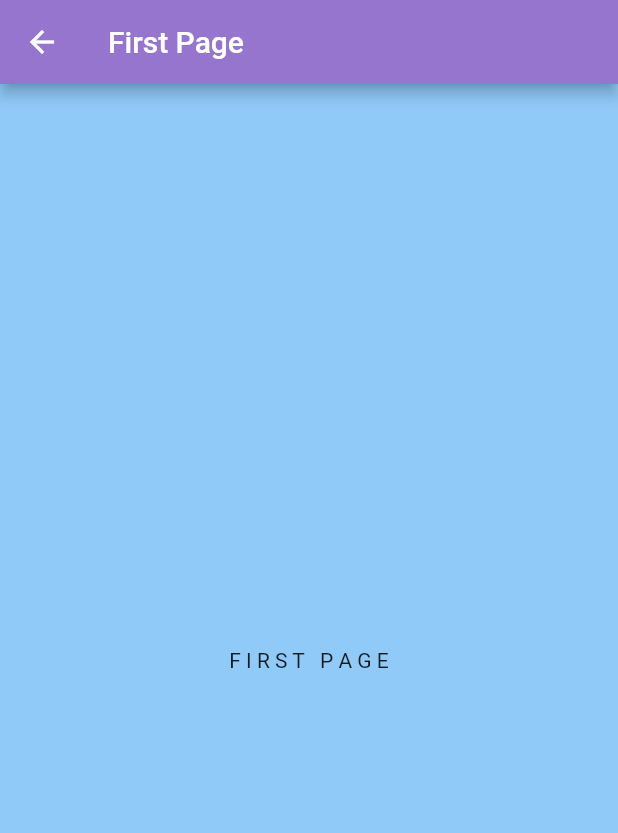
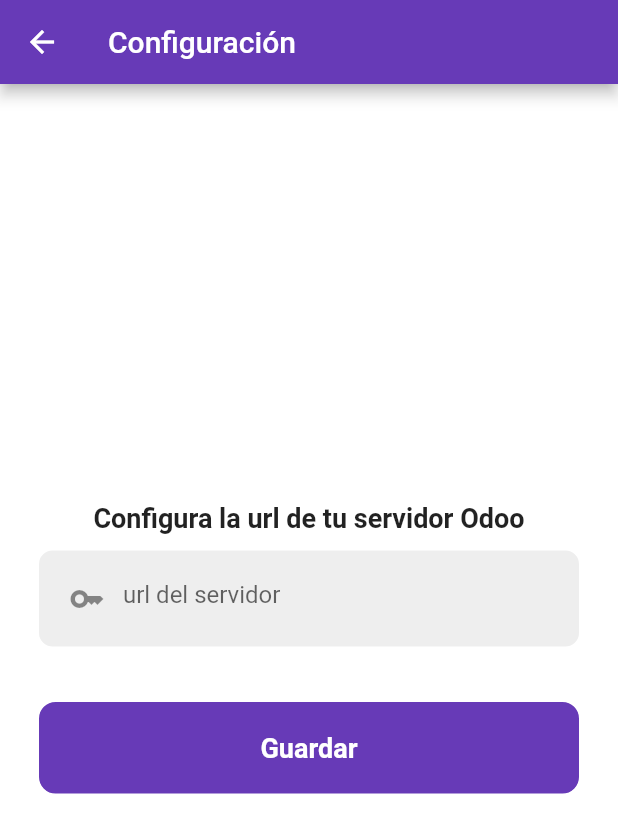
Before and after one commit to falconsoft3d/app_odoo_sga, a Flutter app: the FirstPage screen opened directly, on a phone screen of 412 x 824 dp. Shown: the top 833 px of the screen. Run offline on Flutter 3.47's test engine with Material 2 defaults, Android fonts, the phone set to English and light mode, and no system bars.

Commit message:
Creando página de configuracion

```diff
--- /dev/null
+++ b/lib/config_page.dart
@@ -0,0 +1,86 @@
+import 'package:flutter/material.dart';
+
+class FirstPage extends StatelessWidget {
+
+  const FirstPage({Key? key}) : super(key: key);
+
+  @override
+  Widget build(BuildContext context) {
+    return  Scaffold(
+      appBar: AppBar(
+        title: const Text('Configuración'),
+        backgroundColor: Colors.deepPurple,
+      ),
+      backgroundColor: Colors.white,
+      body: SafeArea(
+         child: Center(
+           child: SingleChildScrollView(
+              child: Column(
+                mainAxisAlignment: MainAxisAlignment.center,
+                 children: [
+                    const SizedBox(height: 10),
+
+                    const Text('Configura la url de tu servidor Odoo',
+                    style: TextStyle(
+                      fontSize: 18,
+                      fontWeight: FontWeight.bold,
+                    )),
+
+                    const SizedBox(height: 10),
+
+                    Padding(
+                  padding: const EdgeInsets.symmetric(horizontal: 25),
+                  child: Container(
+                    decoration: BoxDecoration(
+                      color: Colors.grey[200],
+                      border: Border.all(color: Colors.white),
+                      borderRadius: BorderRadius.circular(10),
+                      ),
+                    child:  Padding(
+                      padding: const EdgeInsets.all(8.0),
+                      child:  TextField(
+                          decoration: const InputDecoration(
+                          border:  InputBorder.none,
+                          hintText: 'url del servidor',
+                          prefixIcon: Icon(Icons.key),
+                        ),
+                      ),
+                    ),
+                  ),
+                ),
+
+                const SizedBox(height: 10),
+
+                Padding(
+                  padding: const EdgeInsets.all(25.0),
+                  child: GestureDetector(
+                    // onTap:signIn,
+                    child: Container(
+                        padding: const EdgeInsets.all(20),
+                        decoration: BoxDecoration(
+                        color: Colors.deepPurple,
+                        border: Border.all(color: Colors.white),
+                        borderRadius: BorderRadius.circular(12),
+                        ),
+                      child: const Center(
+                        child:  Text('Guardar',
+                        style: TextStyle(
+                          fontSize: 18,
+                          fontWeight: FontWeight.bold,
+                          color: Colors.white,
+                        ),
+                        ),
+                      ),
+                    ),
+                  ),
+                ),
+
+
+                 ],
+              )
+           )
+         )
+      ),
+    );
+  }
+}
--- a/lib/first_page.dart
+++ /dev/null
@@ -1,20 +0,0 @@
-import 'package:flutter/material.dart';
-
-class FirstPage extends StatelessWidget {
-
-  const FirstPage({Key? key}) : super(key: key);
-
-  @override
-  Widget build(BuildContext context) {
-    return  Scaffold(
-      appBar: AppBar(
-        title: const Text('First Page'),
-        backgroundColor: Colors.deepPurple[300],
-      ),
-      backgroundColor: Colors.blue[200],
-      body: const Center(
-         child: Text('F I R S T   P A G E'),
-      ),
-    );
-  }
-}
--- a/lib/home_page.dart
+++ b/lib/home_page.dart
@@ -1,5 +1,5 @@
 import 'package:flutter/material.dart';
-import 'package:app_odoo_sga/first_page.dart';
+import 'package:app_odoo_sga/config_page.dart';
 
 class HomePage extends StatelessWidget {
 
@@ -9,29 +9,30 @@
   Widget build(BuildContext context) {
     return  Scaffold(
        appBar: AppBar(
-         title: const Text('Home Page'),
-         backgroundColor: Colors.deepPurple[300],
+         title: const Text('Tren remolcador'),
+         backgroundColor: Colors.deepPurple,
        ),
        drawer: Drawer(
           child : Container(
-            color: Colors.deepPurple[100],
+            color: Colors.deepPurple,
             child: ListView(
               children: [
                  const DrawerHeader(child:
                     Center(child: Text ('APP ODOO SGA',
                       style: TextStyle(
                           fontSize: 30,
-                          color: Colors.black),))
+                          color: Colors.white),))
                  ),
+
 
 
                    ListTile (
                     leading: const Icon(Icons.home),
                     title: const Text(
-                      'Home',
+                      'Tren remolcador',
                       style: TextStyle(
                           fontSize: 20,
-                          color: Colors.black),
+                          color: Colors.white),
                           ),
                       onTap: () {
                             Navigator.of(context).push(
@@ -42,10 +43,10 @@
                   ListTile (
                     leading: const Icon(Icons.book),
                     title: const Text(
-                      'Page 1',
+                      'Configurar',
                       style: TextStyle(
                           fontSize: 20,
-                          color: Colors.black),
+                          color: Colors.white),
                           ),
                       onTap: () {
                             Navigator.of(context).push(
```
